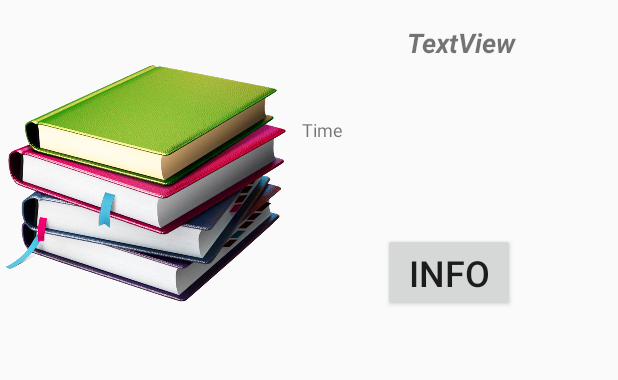
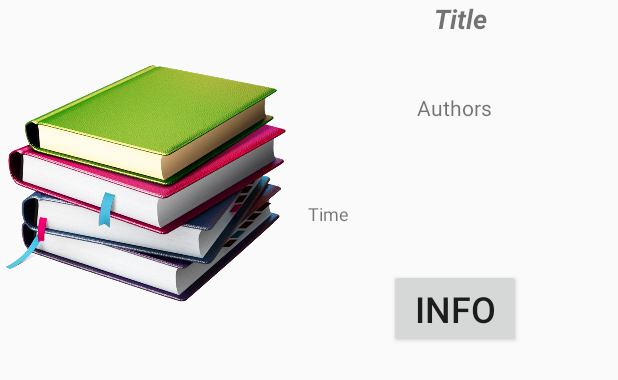
Before and after one commit to therealestkevin/Librarify, an Android app: the layout book_row.xml on its own in the app's theme, with its tools: preview values and no code run, on a phone screen of 412 x 824 dp. Shown: the top 380 px of the screen. Run offline under Robolectric (Android 15) with nearby library versions, the phone set to English and light mode, and no system bars.

```diff
--- a/app/src/main/res/layout/book_row.xml
+++ b/app/src/main/res/layout/book_row.xml
@@ -10,8 +10,7 @@
         android:id="@+id/book_name"
         android:layout_width="210dp"
         android:layout_height="54dp"
-        android:layout_marginTop="16dp"
-        android:text="TextView"
+        android:text="Title"
         android:textAlignment="center"
         android:textSize="18sp"
         android:textStyle="bold|italic"
@@ -35,36 +34,50 @@
     <TextView
         android:id="@+id/timeAdded"
         android:layout_width="190dp"
-        android:layout_height="37dp"
+        android:layout_height="27dp"
         android:layout_marginStart="8dp"
-        android:layout_marginTop="8dp"
-        android:layout_marginEnd="32dp"
-        android:layout_marginBottom="136dp"
+        android:layout_marginTop="12dp"
+        android:layout_marginEnd="8dp"
+        android:layout_marginBottom="10dp"
         android:text="Time"
         android:textAlignment="viewStart"
         android:textSize="12sp"
-        app:layout_constraintBottom_toBottomOf="parent"
+        app:layout_constraintBottom_toTopOf="@+id/bookInfoBtn"
         app:layout_constraintEnd_toEndOf="parent"
-        app:layout_constraintHorizontal_bias="0.0"
+        app:layout_constraintHorizontal_bias="0.333"
         app:layout_constraintStart_toEndOf="@+id/bookViewImg"
-        app:layout_constraintTop_toBottomOf="@+id/book_name"
-        app:layout_constraintVertical_bias="0.0" />
+        app:layout_constraintTop_toBottomOf="@+id/authorView" />
 
     <Button
         android:id="@+id/bookInfoBtn"
         android:layout_width="wrap_content"
         android:layout_height="wrap_content"
         android:layout_marginStart="8dp"
-        android:layout_marginTop="40dp"
+        android:layout_marginTop="8dp"
         android:layout_marginEnd="8dp"
-        android:layout_marginBottom="8dp"
+        android:layout_marginBottom="28dp"
         android:text="INFO"
         android:textSize="24sp"
         app:layout_constraintBottom_toBottomOf="parent"
         app:layout_constraintEnd_toEndOf="parent"
-        app:layout_constraintHorizontal_bias="0.473"
+        app:layout_constraintHorizontal_bias="0.508"
         app:layout_constraintStart_toEndOf="@+id/bookViewImg"
         app:layout_constraintTop_toBottomOf="@+id/timeAdded"
-        app:layout_constraintVertical_bias="0.0" />
+        app:layout_constraintVertical_bias="1.0" />
+
+    <TextView
+        android:id="@+id/authorView"
+        android:layout_width="206dp"
+        android:layout_height="52dp"
+        android:layout_marginStart="8dp"
+        android:layout_marginTop="8dp"
+        android:layout_marginEnd="8dp"
+        android:layout_marginBottom="8dp"
+        android:text="Authors"
+        android:textAlignment="center"
+        app:layout_constraintBottom_toTopOf="@+id/timeAdded"
+        app:layout_constraintEnd_toEndOf="parent"
+        app:layout_constraintStart_toEndOf="@+id/bookViewImg"
+        app:layout_constraintTop_toBottomOf="@+id/book_name" />
 
 </androidx.constraintlayout.widget.ConstraintLayout>
```
Also changed, not shown: app/src/main/java/com/example/librarify/Book.java (+21 -0 lines), app/src/main/java/com/example/librarify/BookAdapter.java (+62 -3 lines), app/src/main/java/com/example/librarify/bookList.java (+56 -6 lines), app/src/main/res/menu/toolbar_menu.xml (+18 -2 lines).
